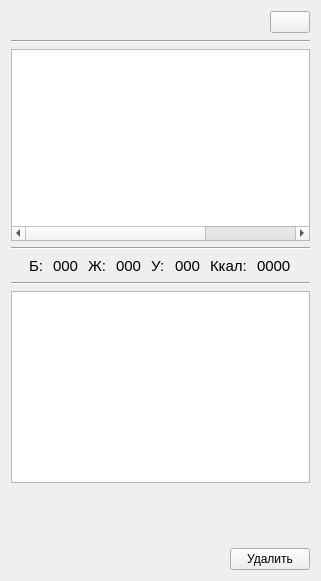
First picture: the form in project/forms/Recipe_info.ui, repository Galoev/nutritionist-helper, before the edit.
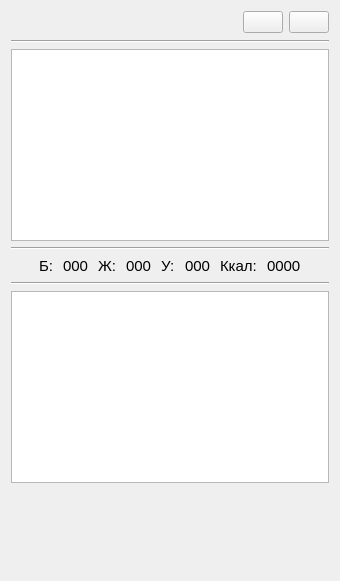
Second picture: the form after the edit. Icons and pictures are not drawn.

```diff
--- a/project/forms/Recipe_info.ui
+++ b/project/forms/Recipe_info.ui
@@ -6,7 +6,7 @@
    <rect>
     <x>0</x>
     <y>0</y>
-    <width>321</width>
+    <width>340</width>
     <height>581</height>
    </rect>
   </property>
@@ -50,6 +50,14 @@
        </property>
       </widget>
      </item>
+     <item>
+      <widget class="QPushButton" name="pushButton_delete">
+       <property name="icon">
+        <iconset resource="../rec.qrc">
+         <normaloff>:/resources/deelete_icon.png</normaloff>:/resources/deelete_icon.png</iconset>
+       </property>
+      </widget>
+     </item>
     </layout>
    </item>
    <item>
@@ -295,30 +303,6 @@
      </property>
     </spacer>
    </item>
-   <item>
-    <layout class="QHBoxLayout" name="horizontalLayout_8">
-     <item>
-      <spacer name="horizontalSpacer_4">
-       <property name="orientation">
-        <enum>Qt::Horizontal</enum>
-       </property>
-       <property name="sizeHint" stdset="0">
-        <size>
-         <width>40</width>
-         <height>20</height>
-        </size>
-       </property>
-      </spacer>
-     </item>
-     <item>
-      <widget class="QPushButton" name="pushButton_delete">
-       <property name="text">
-        <string>Удалить</string>
-       </property>
-      </widget>
-     </item>
-    </layout>
-   </item>
   </layout>
  </widget>
  <resources>
```
